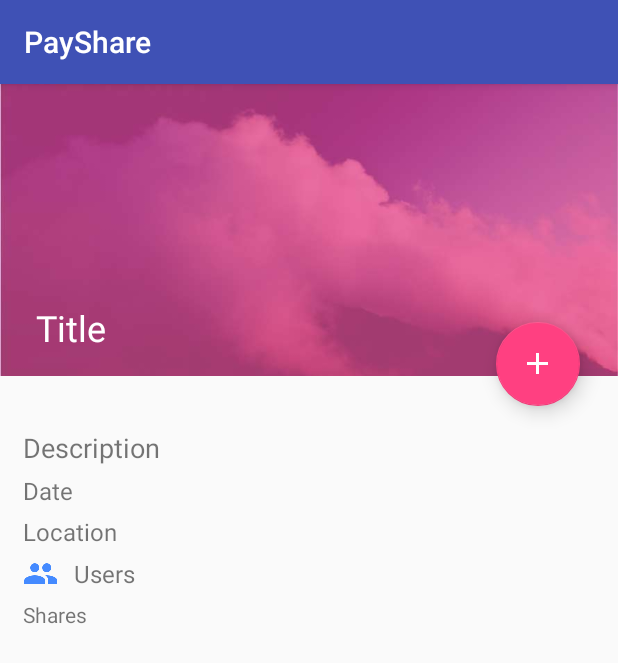
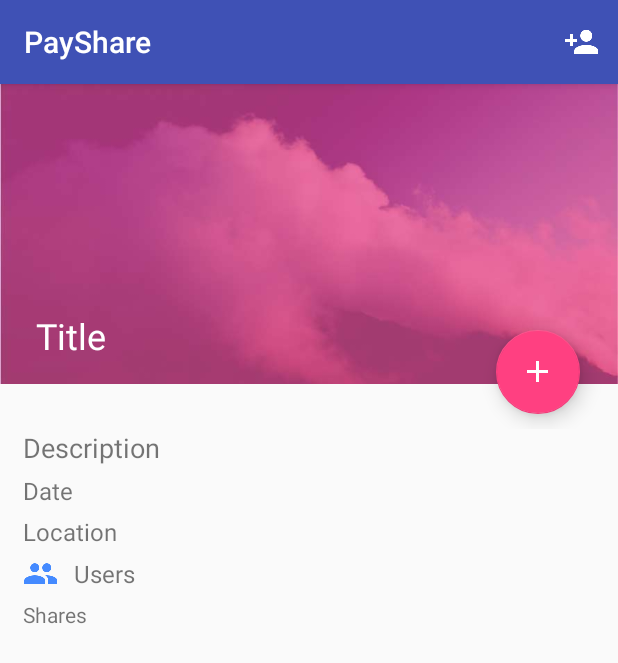
Before and after one commit to Ben-Wu/PayShare, an Android app: the EventActivity screen opened directly, with no data from a screen before it, on a phone screen of 412 x 824 dp. Shown: the top 663 px of the screen. Run offline under Robolectric (Android 15) with nearby library versions, the phone set to English and light mode, and no system bars; 4 statements that could not run were skipped.

Commit message:
event stuff

```diff
--- a/app/src/main/java/pennapps2016/payshare/ui/CreateEventActivity.java
+++ b/app/src/main/java/pennapps2016/payshare/ui/CreateEventActivity.java
@@ -18,6 +18,7 @@ import android.widget.Spinner;
 import android.widget.SpinnerAdapter;
 import android.widget.Toast;
 
+import org.json.JSONArray;
 import org.json.JSONException;
 import org.json.JSONObject;
 
@@ -95,8 +96,8 @@ public class CreateEventActivity extends AppCompatActivity {
                 object.put("creator", creatorId);
                 object.put("date", date);
                 object.put("location", location);
-                object.put("users", "");
-                object.put("shares", "");
+                object.put("users", creatorId);
+                object.put("shares", new JSONArray());
             } catch (JSONException e) {
                 e.printStackTrace();
             }
--- a/app/src/main/java/pennapps2016/payshare/ui/EventActivity.java
+++ b/app/src/main/java/pennapps2016/payshare/ui/EventActivity.java
@@ -2,16 +2,26 @@ package pennapps2016.payshare.ui;
 
 import android.os.Bundle;
 import android.support.v7.app.AppCompatActivity;
+import android.view.Menu;
+import android.view.MenuInflater;
+import android.view.MenuItem;
+import android.view.View;
 import android.widget.TextView;
+
+import org.json.JSONArray;
+import org.json.JSONException;
+import org.json.JSONObject;
 
 import pennapps2016.payshare.R;
 import pennapps2016.payshare.models.Event;
+import pennapps2016.payshare.utils.NetworkHelper;
 
 /**
  * Created by BenWu on 2016-01-22.
  */
 public class EventActivity extends AppCompatActivity {
     Event event;
+
     @Override
     protected void onCreate(Bundle savedInstanceState) {
         super.onCreate(savedInstanceState);
@@ -22,5 +32,37 @@ public class EventActivity extends AppCompatActivity {
         ((TextView) findViewById(R.id.description)).setText(event.description);
         ((TextView) findViewById(R.id.date)).setText(event.date);
         ((TextView) findViewById(R.id.location)).setText(event.location);
+
+        findViewById(R.id.add_share).setOnClickListener(new View.OnClickListener() {
+            @Override
+            public void onClick(View v) {
+                JSONObject updatedEvent;
+                try {
+                    JSONArray events = new JSONArray(NetworkHelper.getWithAsync(getResources().getString(R.string.base_url) + "events"));
+
+                    for(int i = 0 ; i < events.length() ; i++) {
+                        events.getJSONObject(i).getString("title");
+                    }
+                } catch (JSONException e) {
+                    e.printStackTrace();
+                }
+            }
+        });
+    }
+
+    @Override
+    public boolean onCreateOptionsMenu(Menu menu) {
+        MenuInflater inflater = getMenuInflater();
+        inflater.inflate(R.menu.event, menu);
+        return true;
+    }
+
+    @Override
+    public boolean onOptionsItemSelected(MenuItem item) {
+        if(item.getItemId() == R.id.action_add_people) {
+
+            return true;
+        }
+        return super.onOptionsItemSelected(item);
     }
 }
--- a/app/src/main/res/layout/activity_event.xml
+++ b/app/src/main/res/layout/activity_event.xml
@@ -8,15 +8,14 @@
     <RelativeLayout
         android:clipToPadding="false"
         android:layout_width="match_parent"
-        android:layout_height="230dp"
-        android:paddingBottom="5dp">
+        android:layout_height="230dp">
 
         <ImageView
             android:id="@+id/event_image"
             android:layout_width="match_parent"
             android:layout_height="200dp"
             android:src="@drawable/eventimage"
-            android:layout_marginBottom="30dp"
+            android:layout_marginBottom="20dp"
             android:scaleType="centerCrop" />
 
         <android.support.design.widget.FloatingActionButton
--- /dev/null
+++ b/app/src/main/res/menu/event.xml
@@ -0,0 +1,9 @@
+<?xml version="1.0" encoding="utf-8"?>
+<menu xmlns:android="http://schemas.android.com/apk/res/android"
+    xmlns:app="http://schemas.android.com/apk/res-auto">
+
+    <item android:id="@+id/action_add_people" android:title="Add people"
+        android:orderInCategory="100" app:showAsAction="always"
+        android:icon="@drawable/ic_person_add_white_24dp"/>
+
+</menu>
```
Also changed, not shown: app/src/main/java/pennapps2016/payshare/models/Event.java (+5 -2 lines), app/src/main/java/pennapps2016/payshare/ui/EventsListActivity.java (+6 -5 lines).
